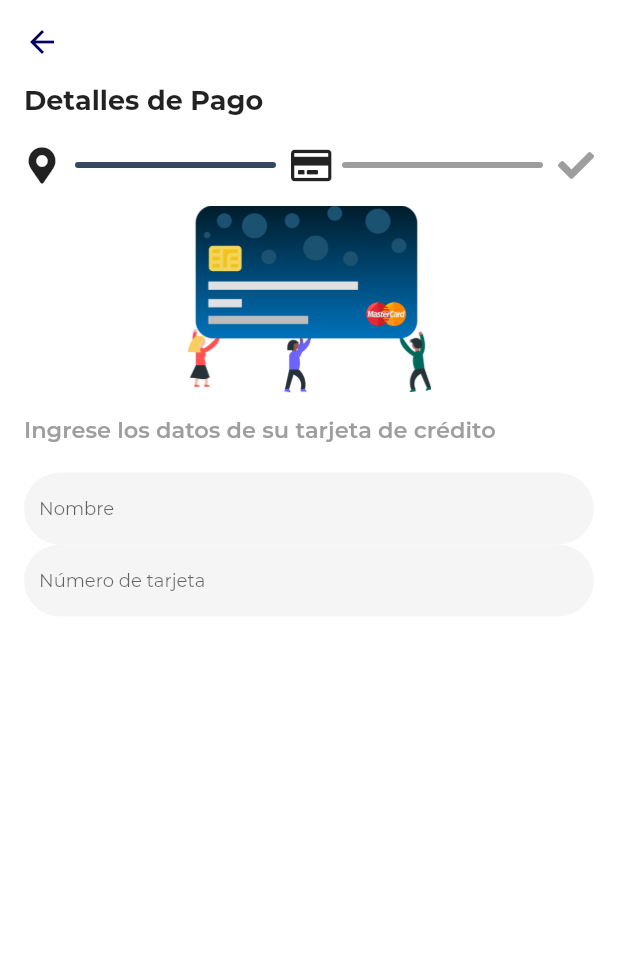
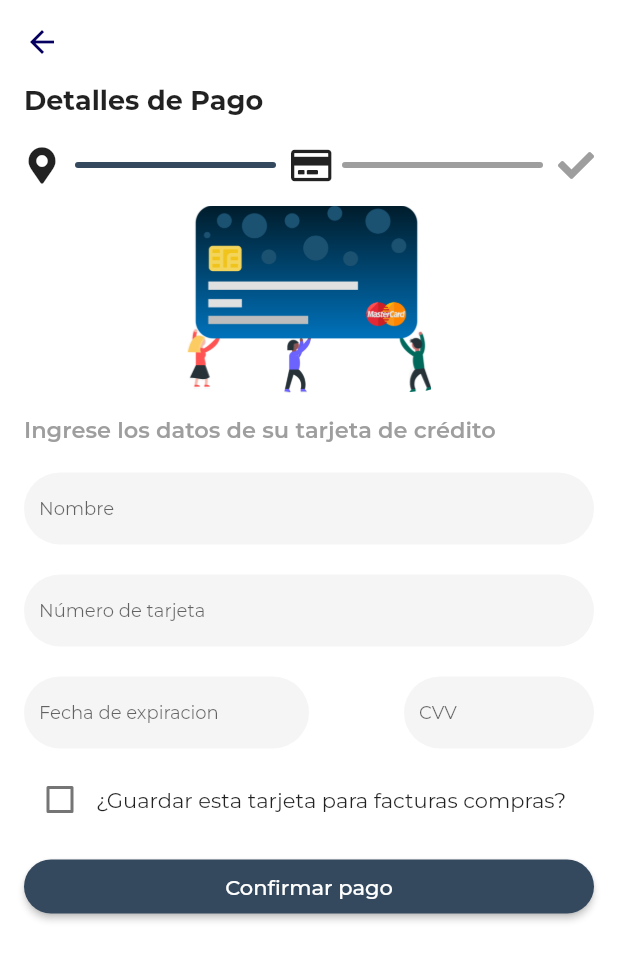
Before and after one commit to edalvb/uieco, a Flutter app: the PaymentDetails screen opened by its route, on a phone screen of 412 x 824 dp. Shown: the top 960 px of the screen. Run offline on Flutter 3.47's test engine with Material 2 defaults, Android fonts, the phone set to English and light mode, and no system bars; our stand-ins replace font_awesome_flutter; missing offline and left inert: masked_text_input_formatter; project files that could hold a hidden picture were left out.

Commit message:
Detalles de pago 3 de 3

```diff
--- a/lib/main.dart
+++ b/lib/main.dart
@@ -29,6 +29,7 @@ class MyApp extends StatelessWidget {
       routes: {
         '/': (context) => PaymentMethodPage(),
         '/details': (context) => PaymentDetails(),
+        '/sucessful': (context) => PaymentDetails(),
       },
     );
   }
--- a/lib/ui/pages/payment_details.dart
+++ b/lib/ui/pages/payment_details.dart
@@ -1,4 +1,5 @@
 import 'package:flutter/material.dart';
+import 'package:flutter/services.dart';
 import 'package:font_awesome_flutter/font_awesome_flutter.dart';
 import 'package:masked_text_input_formatter/masked_text_input_formatter.dart';
 
@@ -69,39 +70,109 @@ class _PaymentDetailsState extends State<PaymentDetails> {
               ),
               SizedBox(height: 20),
               TextFormField(
-                style: TextStyle(
-                  color: Colors.black,
-                  fontSize: 12,
-                ),
+                style: TextStyle(color: Colors.black, fontSize: 12),
                 decoration: CardInputDecoration("Nombre"),
+                textInputAction: TextInputAction.next,
+                onEditingComplete: () => _requestFocus(this.cardNumberFocus),
                 validator: (value) {
                   if (value.isEmpty) {
                     return "Llene este campo";
                   }
                 },
                 onSaved: (value) => name = value,
-                onEditingComplete: () => _requestFocus(this.cardNumberFocus),
               ),
+              SizedBox(height: 20),
               TextFormField(
-                style: TextStyle(
-                  color: Colors.black,
-                  fontSize: 12,
-                ),
+                style: TextStyle(color: Colors.black, fontSize: 12),
                 decoration: CardInputDecoration("Número de tarjeta"),
+                inputFormatters: [
+                  MaskedTextInputFormatter(
+                      mask: "xxxx-xxxx-xxxx-xxxx", separator: "-")
+                ],
+                keyboardType: TextInputType.number,
+                textInputAction: TextInputAction.next,
+                focusNode: cardNumberFocus,
+                onEditingComplete: () => _requestFocus(this.expiryDateFocus),
                 validator: (value) {
                   if (value.isEmpty) {
                     return "Llene este campo";
                   }
                 },
                 onSaved: (value) => cardNumber = value,
-                inputFormatters: [
-                  MaskedTextInputFormatter(
-                      mask: "xxxx-xxxx-xxxx-xxxx", separator: "-")
+              ),
+              SizedBox(height: 20),
+              Row(
+                children: [
+                  Expanded(
+                    flex: 3,
+                    child: TextFormField(
+                      style: TextStyle(color: Colors.black, fontSize: 12),
+                      decoration: CardInputDecoration("Fecha de expiracion"),
+                      keyboardType: TextInputType.datetime,
+                      inputFormatters: [
+                        MaskedTextInputFormatter(mask: "MM/YY", separator: "/")
+                      ],
+                      focusNode: expiryDateFocus,
+                      onEditingComplete: () => _requestFocus(this.cvvCodeFocus),
+                      validator: (value) {
+                        if (value.isEmpty) {
+                          return "Llene este campo";
+                        }
+                      },
+                      onSaved: (value) => expiryDate = value,
+                    ),
+                  ),
+                  Expanded(child: SizedBox()),
+                  Expanded(
+                    flex: 2,
+                    child: TextFormField(
+                      style: TextStyle(color: Colors.black, fontSize: 12),
+                      decoration: CardInputDecoration("CVV"),
+                      keyboardType: TextInputType.number,
+                      inputFormatters: [LengthLimitingTextInputFormatter(3)],
+                      focusNode: cvvCodeFocus,
+                      validator: (value) {
+                        if (value.isEmpty) {
+                          return "Llene este campo";
+                        }
+                      },
+                      onSaved: (value) => cvvCode = value,
+                    ),
+                  ),
                 ],
-                keyboardType: TextInputType.number,
-                focusNode: cardNumberFocus,
-                textInputAction: TextInputAction.next,
               ),
+              SizedBox(height: 10),
+              InkWell(
+                onTap: () {
+                  setState(() {
+                    this._saveCard = !this._saveCard;
+                  });
+                },
+                child: Row(
+                  children: <Widget>[
+                    Checkbox(
+                      value: this._saveCard,
+                      onChanged: (value) {
+                        setState(() {
+                          this._saveCard = value;
+                        });
+                      },
+                    ),
+                    Expanded(
+                      child:
+                          Text("¿Guardar esta tarjeta para facturas compras?"),
+                    )
+                  ],
+                ),
+              ),
+              SizedBox(height: 10),
+              RaisedButton(
+                shape: RoundedRectangleBorder(
+                    borderRadius: BorderRadius.circular(50)),
+                child: Text("Confirmar pago"),
+                onPressed: () => _showSucessful(context),
+              ),
+              SizedBox(height: 10),
             ],
           ),
         ),
@@ -141,6 +212,14 @@ class _PaymentDetailsState extends State<PaymentDetails> {
 
   _requestFocus(FocusNode focusNode) =>
       FocusScope.of(context).requestFocus(focusNode);
+
+  _showSucessful(BuildContext context) {
+    if (formKey.currentState.validate()) {
+      formKey.currentState.save();
+      Navigator.pushNamedAndRemoveUntil(
+          context, "/sucessful", ModalRoute.withName("/sucessful"));
+    }
+  }
 }
 
 class CardInputDecoration extends InputDecoration {
```
